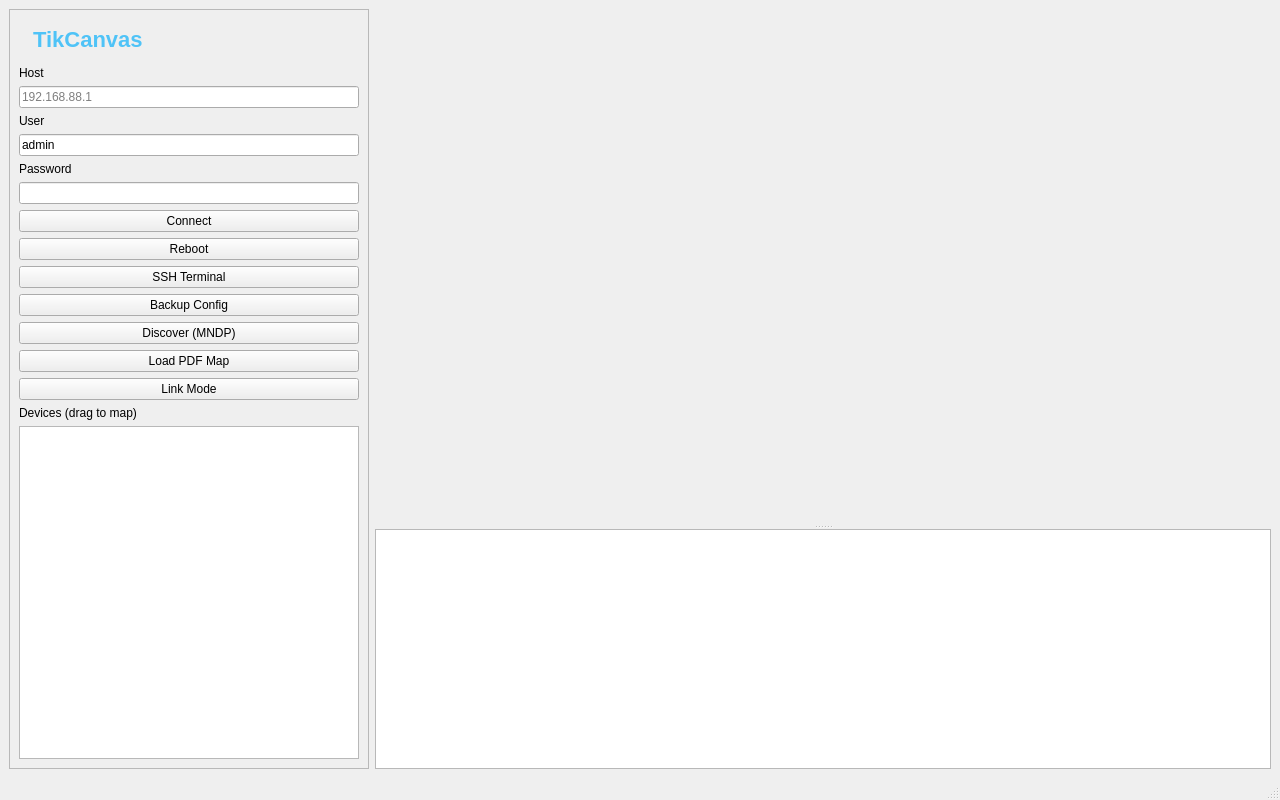
Above: src/MainWindow.ui from DuminAndrew/TikCanvas before the change. Below: the same form after it.
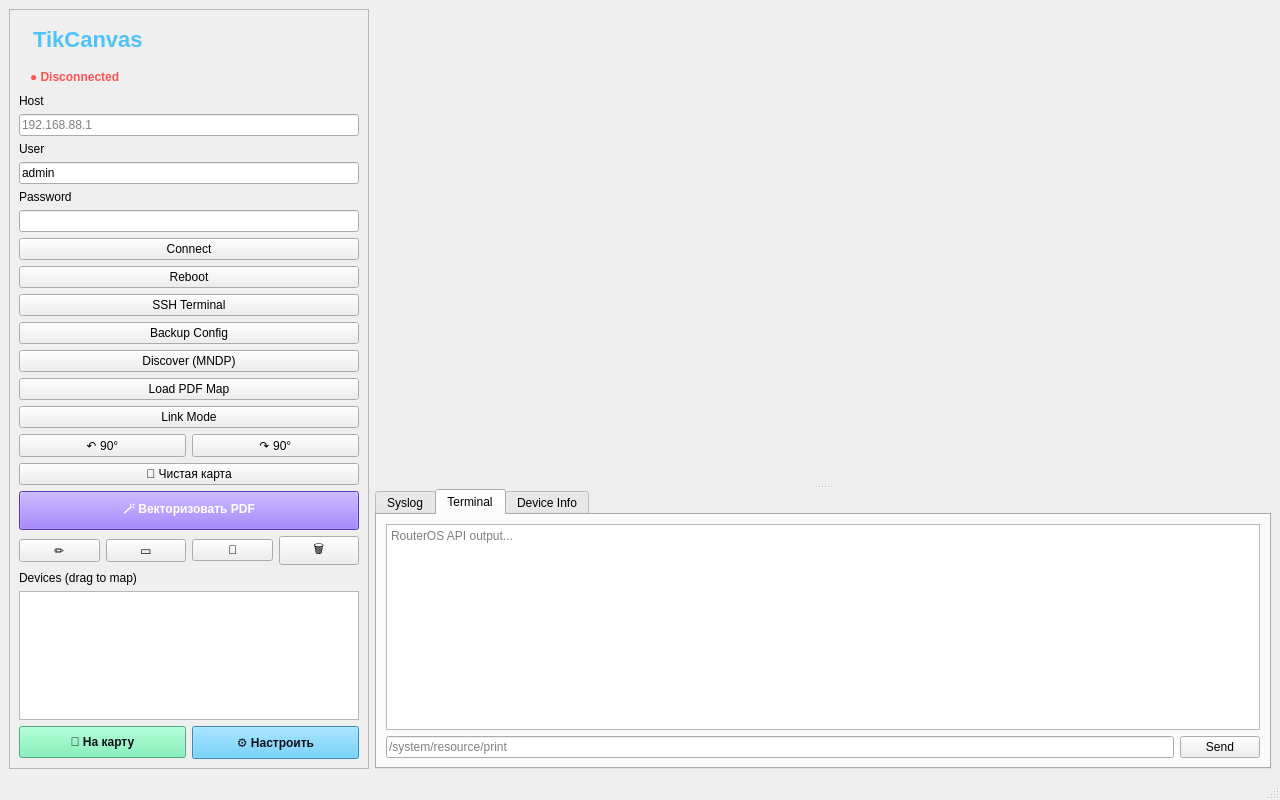
That is the form after the change. The open tabs and pages were chosen to show the change. Custom widgets are drawn as their Qt base class.

Commit message: Add coverage radius, vectorize PDF, error advisor, drawing tools, multi-source device discovery, Russian translation, friendly device config dialog

```diff
--- a/src/MainWindow.ui
+++ b/src/MainWindow.ui
@@ -13,6 +13,7 @@
       <property name="frameShape"><enum>QFrame::StyledPanel</enum></property>
       <layout class="QVBoxLayout" name="sideLayout">
        <item><widget class="QLabel" name="lblTitle"><property name="text"><string>TikCanvas</string></property><property name="styleSheet"><string>font-size:22px;font-weight:bold;color:#4FC3F7;padding:8px;</string></property></widget></item>
+       <item><widget class="QLabel" name="lblStatus"><property name="text"><string>● Disconnected</string></property><property name="styleSheet"><string>color:#FF5252;padding:4px 8px;font-weight:bold;</string></property></widget></item>
        <item><widget class="QLabel" name="lblHost"><property name="text"><string>Host</string></property></widget></item>
        <item><widget class="QLineEdit" name="editHost"><property name="placeholderText"><string>192.168.88.1</string></property></widget></item>
        <item><widget class="QLabel" name="lblUser"><property name="text"><string>User</string></property></widget></item>
@@ -26,8 +27,30 @@
        <item><widget class="QPushButton" name="btnScan"><property name="text"><string>Discover (MNDP)</string></property></widget></item>
        <item><widget class="QPushButton" name="btnLoadPdf"><property name="text"><string>Load PDF Map</string></property></widget></item>
        <item><widget class="QPushButton" name="btnLinkMode"><property name="checkable"><bool>true</bool></property><property name="text"><string>Link Mode</string></property></widget></item>
+       <item>
+        <layout class="QHBoxLayout">
+         <item><widget class="QPushButton" name="btnRotateLeft"><property name="text"><string>↶ 90°</string></property><property name="toolTip"><string>Повернуть PDF влево</string></property></widget></item>
+         <item><widget class="QPushButton" name="btnRotateRight"><property name="text"><string>↷ 90°</string></property><property name="toolTip"><string>Повернуть PDF вправо</string></property></widget></item>
+        </layout>
+       </item>
+       <item><widget class="QPushButton" name="btnBlankMap"><property name="text"><string>📐 Чистая карта</string></property><property name="toolTip"><string>Удалить PDF и рисовать с нуля</string></property></widget></item>
+       <item><widget class="QPushButton" name="btnVectorize"><property name="text"><string>🪄 Векторизовать PDF</string></property><property name="toolTip"><string>Автоматически обвести стены на загруженном PDF и превратить в редактируемую карту</string></property><property name="styleSheet"><string>background:#7C4DFF;color:white;font-weight:bold;padding:8px;</string></property></widget></item>
+       <item>
+        <layout class="QHBoxLayout">
+         <item><widget class="QPushButton" name="btnPen"><property name="checkable"><bool>true</bool></property><property name="text"><string>✏</string></property><property name="toolTip"><string>Карандаш</string></property></widget></item>
+         <item><widget class="QPushButton" name="btnRect"><property name="checkable"><bool>true</bool></property><property name="text"><string>▭</string></property><property name="toolTip"><string>Прямоугольник</string></property></widget></item>
+         <item><widget class="QPushButton" name="btnErase"><property name="checkable"><bool>true</bool></property><property name="text"><string>🧽</string></property><property name="toolTip"><string>Ластик</string></property></widget></item>
+         <item><widget class="QPushButton" name="btnClearDraw"><property name="text"><string>🗑</string></property><property name="toolTip"><string>Стереть всё</string></property></widget></item>
+        </layout>
+       </item>
        <item><widget class="QLabel" name="lblDevices"><property name="text"><string>Devices (drag to map)</string></property></widget></item>
-       <item><widget class="QListWidget" name="listDevices"/></item>
+       <item><widget class="DeviceListWidget" name="listDevices"/></item>
+       <item>
+        <layout class="QHBoxLayout">
+         <item><widget class="QPushButton" name="btnPlaceOnMap"><property name="text"><string>📍 На карту</string></property><property name="toolTip"><string>Поставить выбранное устройство в центр карты</string></property><property name="styleSheet"><string>background:#69F0AE;color:#11111B;font-weight:bold;padding:8px;</string></property></widget></item>
+         <item><widget class="QPushButton" name="btnConfigure"><property name="text"><string>⚙ Настроить</string></property><property name="styleSheet"><string>background:#4FC3F7;color:#11111B;font-weight:bold;padding:8px;</string></property></widget></item>
+        </layout>
+       </item>
       </layout>
      </widget>
     </item>
@@ -35,9 +58,54 @@
      <widget class="QSplitter" name="splitter">
       <property name="orientation"><enum>Qt::Vertical</enum></property>
       <widget class="QWidget" name="canvasContainer" native="true"/>
-      <widget class="QPlainTextEdit" name="logView">
-       <property name="readOnly"><bool>true</bool></property>
-       <property name="maximumSize"><size><width>16777215</width><height>240</height></size></property>
+      <widget class="QTabWidget" name="bottomTabs">
+       <property name="maximumSize"><size><width>16777215</width><height>280</height></size></property>
+       <widget class="QWidget" name="tabSyslog">
+        <attribute name="title"><string>Syslog</string></attribute>
+        <layout class="QVBoxLayout">
+         <item>
+          <widget class="QPlainTextEdit" name="logView">
+           <property name="readOnly"><bool>true</bool></property>
+          </widget>
+         </item>
+        </layout>
+       </widget>
+       <widget class="QWidget" name="tabTerminal">
+        <attribute name="title"><string>Terminal</string></attribute>
+        <layout class="QVBoxLayout">
+         <item>
+          <widget class="QPlainTextEdit" name="terminalView">
+           <property name="readOnly"><bool>true</bool></property>
+           <property name="placeholderText"><string>RouterOS API output...</string></property>
+          </widget>
+         </item>
+         <item>
+          <layout class="QHBoxLayout">
+           <item>
+            <widget class="QLineEdit" name="editCmd">
+             <property name="placeholderText"><string>/system/resource/print</string></property>
+            </widget>
+           </item>
+           <item>
+            <widget class="QPushButton" name="btnSendCmd">
+             <property name="text"><string>Send</string></property>
+            </widget>
+           </item>
+          </layout>
+         </item>
+        </layout>
+       </widget>
+       <widget class="QWidget" name="tabInfo">
+        <attribute name="title"><string>Device Info</string></attribute>
+        <layout class="QVBoxLayout">
+         <item>
+          <widget class="QPlainTextEdit" name="infoView">
+           <property name="readOnly"><bool>true</bool></property>
+           <property name="placeholderText"><string>Connect to a device to see /system/resource and /system/identity</string></property>
+          </widget>
+         </item>
+        </layout>
+       </widget>
       </widget>
      </widget>
     </item>
@@ -46,6 +114,13 @@
   <widget class="QMenuBar" name="menubar"/>
   <widget class="QStatusBar" name="statusbar"/>
  </widget>
+ <customwidgets>
+  <customwidget>
+   <class>DeviceListWidget</class>
+   <extends>QListWidget</extends>
+   <header>widgets/DeviceListWidget.h</header>
+  </customwidget>
+ </customwidgets>
  <resources/>
  <connections/>
 </ui>
```
The commit also changes 27 other files.
